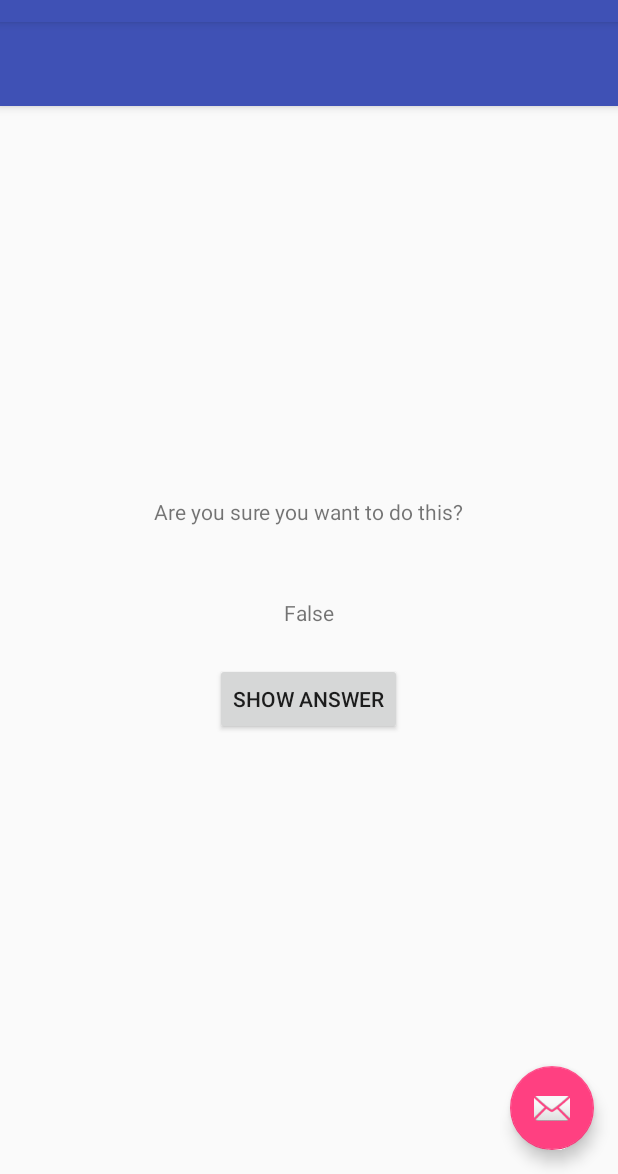
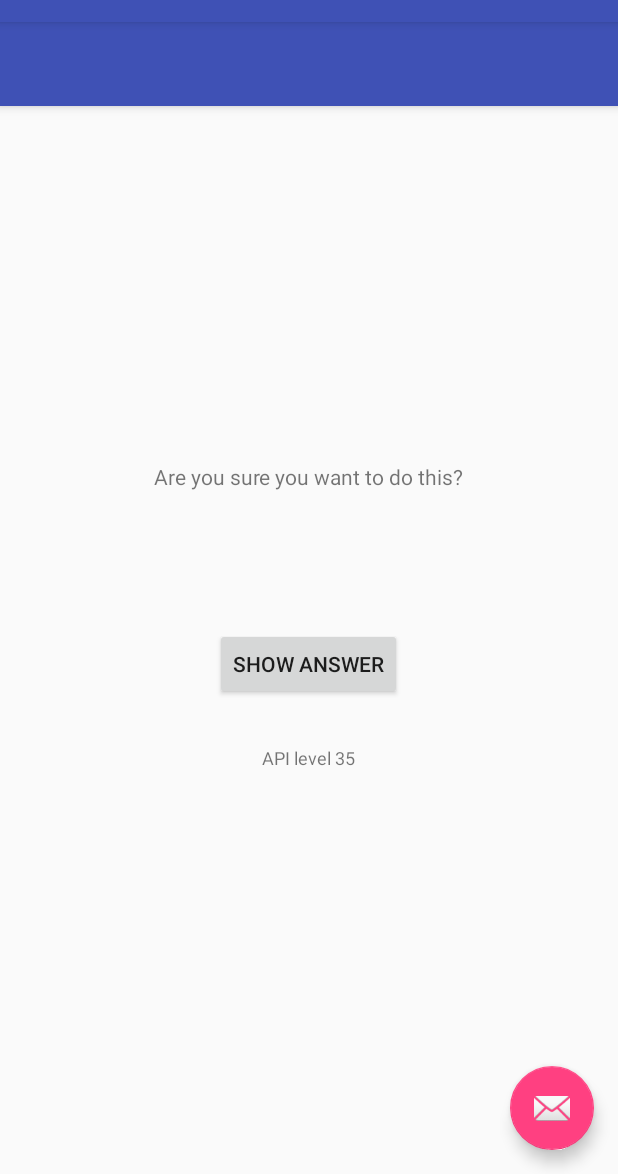
Before and after one commit to rasuldev/android-course, an Android app: the CheatActivity screen opened directly, with no data from a screen before it, after a tap on "SHOW ANSWER", on a phone screen of 412 x 824 dp, the part 62-1236 px from its top. Run offline under Robolectric (Android 15) with nearby library versions, the phone set to English and light mode, and no system bars; 1 statement that could not run was skipped.

Commit message:
chapter 6 with challenge

```diff
--- a/GeoQuiz/app/src/main/java/com/bignerdranch/android/geoquiz/CheatActivity.java
+++ b/GeoQuiz/app/src/main/java/com/bignerdranch/android/geoquiz/CheatActivity.java
@@ -1,7 +1,10 @@
 package com.bignerdranch.android.geoquiz;
 
+import android.animation.Animator;
+import android.animation.AnimatorListenerAdapter;
 import android.content.Context;
 import android.content.Intent;
+import android.os.Build;
 import android.os.Bundle;
 import android.support.design.widget.FloatingActionButton;
 import android.support.design.widget.Snackbar;
@@ -9,6 +12,7 @@
 import android.support.v7.widget.Toolbar;
 import android.util.Log;
 import android.view.View;
+import android.view.ViewAnimationUtils;
 import android.widget.Button;
 import android.widget.TextView;
 
@@ -24,17 +28,16 @@
     private boolean mAnswerIsTrue;
     private TextView mAnswerTextView;
     private Button mShowAnswer;
+    private TextView mApiLevelTextView;
     private boolean mAnswerIsShown;
 
-    public static Intent newIntent(Context packageContext, boolean answerIsTrue)
-    {
+    public static Intent newIntent(Context packageContext, boolean answerIsTrue) {
         Intent i = new Intent(packageContext, CheatActivity.class);
         i.putExtra(EXTRA_ANSWER_IS_TRUE, answerIsTrue);
         return i;
     }
 
-    public static boolean wasAnswerShown(Intent data)
-    {
+    public static boolean wasAnswerShown(Intent data) {
         return data.getBooleanExtra(EXTRA_ANSWER_SHOWN, false);
     }
 
@@ -51,12 +54,33 @@
 
         mAnswerTextView = (TextView) findViewById(R.id.answerTextView);
         mShowAnswer = (Button) findViewById(R.id.show_answer_button);
+        mApiLevelTextView = (TextView) findViewById(R.id.api_level_text);
 
+        mApiLevelTextView.setText("API level " + Build.VERSION.SDK_INT);
         mShowAnswer.setOnClickListener(new View.OnClickListener() {
             @Override
             public void onClick(View v) {
                 mAnswerTextView.setText(mAnswerIsTrue ? R.string.true_button : R.string.false_button);
                 mAnswerIsShown = true;
+
+                if (Build.VERSION.SDK_INT >= Build.VERSION_CODES.LOLLIPOP) {
+                    int cx = mShowAnswer.getWidth() / 2;
+                    int cy = mShowAnswer.getHeight() / 2;
+                    int radius = mShowAnswer.getWidth();
+                    Animator anim = ViewAnimationUtils
+                            .createCircularReveal(mShowAnswer, cx, cy, radius, 0);
+                    anim.addListener(new AnimatorListenerAdapter() {
+                        @Override
+                        public void onAnimationEnd(Animator animation) {
+                            super.onAnimationEnd(animation);
+                            mShowAnswer.setVisibility(View.INVISIBLE);
+                            mAnswerTextView.setVisibility(View.VISIBLE);
+                        }
+                    });
+                } else {
+                    mShowAnswer.setVisibility(View.INVISIBLE);
+                    mAnswerTextView.setVisibility(View.VISIBLE);
+                }
             }
         });
 
@@ -104,7 +128,7 @@
     protected void onPause() {
 
         super.onPause();
-        Log.d(TAG,"onPause");
+        Log.d(TAG, "onPause");
     }
 
     @Override
--- a/GeoQuiz/app/src/main/res/layout/content_cheat.xml
+++ b/GeoQuiz/app/src/main/res/layout/content_cheat.xml
@@ -19,11 +19,20 @@
         android:layout_width="wrap_content"
         android:layout_height="wrap_content"
         android:padding="24dp"
-        tools:text="Answer"/>
+        tools:text="Answer"
+        android:visibility="invisible"/>
 
     <Button
         android:id="@+id/show_answer_button"
         android:layout_width="wrap_content"
         android:layout_height="wrap_content"
         android:text="@string/show_answer_button"/>
+
+    <TextView
+        android:id="@+id/api_level_text"
+        android:layout_width="wrap_content"
+        android:layout_height="wrap_content"
+        android:layout_marginTop="30dp"
+        android:textSize="12sp"
+        tools:text="API level 21"/>
 </LinearLayout>
```
